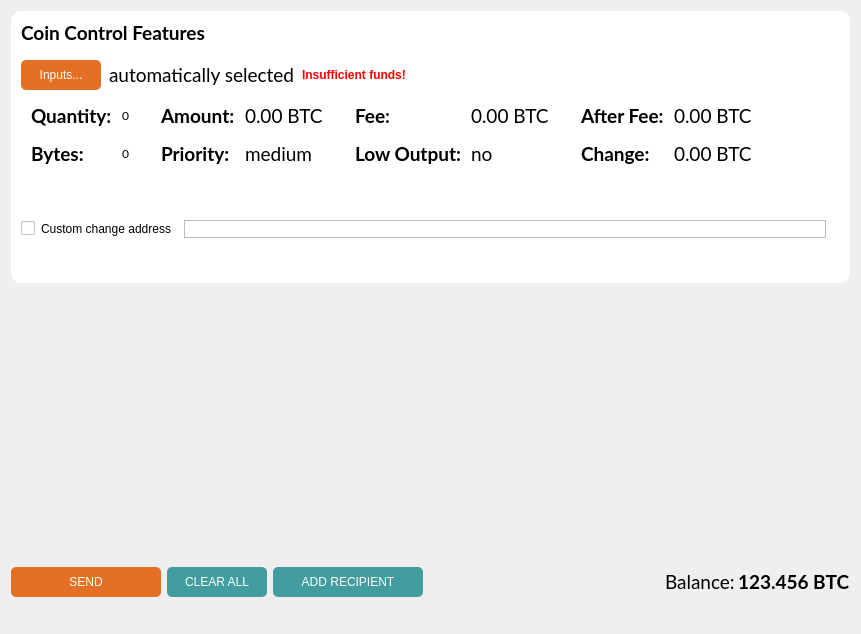
ZiftrCOIN/ziftrcoin, file src/qt/forms/sendcoinsdialog.ui: the form before one commit.
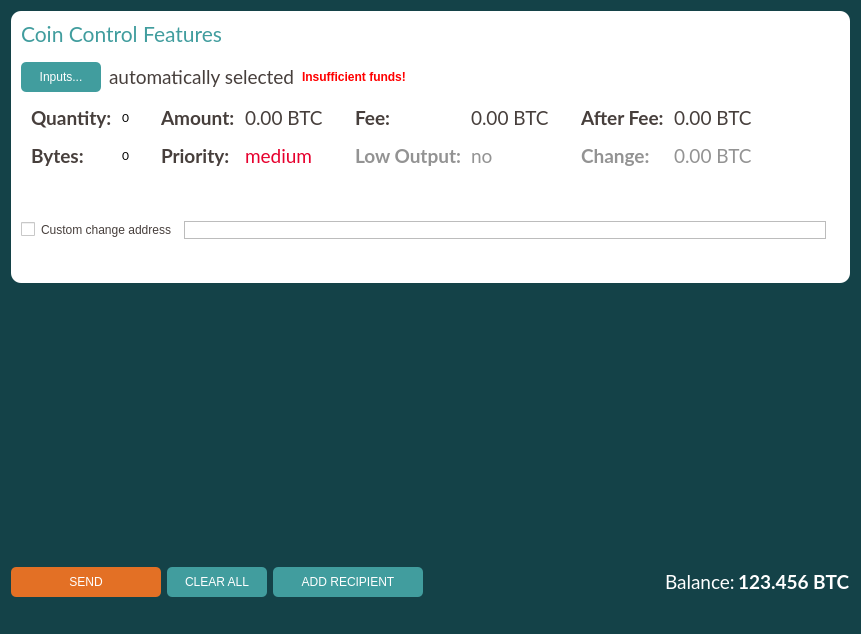
The form after the commit. Icons and pictures are not drawn. Custom widgets are drawn as their Qt base class.

Commit message: Got background color to work.

```diff
--- a/src/qt/forms/sendcoinsdialog.ui
+++ b/src/qt/forms/sendcoinsdialog.ui
@@ -14,10 +14,10 @@
    <string>Send Coins</string>
   </property>
   <property name="autoFillBackground">
-   <bool>true</bool>
+   <bool>false</bool>
   </property>
   <property name="styleSheet">
-   <string notr="true"/>
+   <string notr="true">background: #144248;</string>
   </property>
   <layout class="QVBoxLayout" name="verticalLayout_3">
    <item>
@@ -86,13 +86,13 @@
             <property name="font">
              <font>
               <family>Lato</family>
-              <pointsize>14</pointsize>
-              <weight>75</weight>
-              <bold>true</bold>
+              <pointsize>16</pointsize>
+              <weight>50</weight>
+              <bold>false</bold>
              </font>
             </property>
             <property name="styleSheet">
-             <string notr="true">font-weight:bold;</string>
+             <string notr="true">color: #419d9e;</string>
             </property>
             <property name="text">
              <string>Coin Control Features</string>
@@ -112,7 +112,7 @@
           <item>
            <widget class="QPushButton" name="pushButtonCoinControl">
             <property name="styleSheet">
-             <string notr="true">background-color: #e37025;
+             <string notr="true">background-color: #419d9e;
 color: #fff;
 height: 30px;
 width: 80px;
@@ -131,6 +131,9 @@
               <pointsize>14</pointsize>
              </font>
             </property>
+            <property name="styleSheet">
+             <string>color: #473f3c;</string>
+            </property>
             <property name="text">
              <string>automatically selected</string>
             </property>
@@ -241,6 +244,9 @@
                    <bold>true</bold>
                   </font>
                  </property>
+                 <property name="styleSheet">
+                  <string>color: #473f3c;</string>
+                 </property>
                  <property name="text">
                   <string>Quantity:</string>
                  </property>
@@ -283,6 +289,9 @@
                    <bold>true</bold>
                   </font>
                  </property>
+                 <property name="styleSheet">
+                  <string>color: #473f3c;</string>
+                 </property>
                  <property name="text">
                   <string>Bytes:</string>
                  </property>
@@ -338,6 +347,9 @@
                    <bold>true</bold>
                   </font>
                  </property>
+                 <property name="styleSheet">
+                  <string>color: #473f3c;</string>
+                 </property>
                  <property name="text">
                   <string>Amount:</string>
                  </property>
@@ -360,6 +372,9 @@
                  <property name="contextMenuPolicy">
                   <enum>Qt::ActionsContextMenu</enum>
                  </property>
+                 <property name="styleSheet">
+                  <string>color: #473f3c;</string>
+                 </property>
                  <property name="text">
                   <string notr="true">0.00 BTC</string>
                  </property>
@@ -378,6 +393,9 @@
                    <bold>true</bold>
                   </font>
                  </property>
+                 <property name="styleSheet">
+                  <string>color: #473f3c;</string>
+                 </property>
                  <property name="text">
                   <string>Priority:</string>
                  </property>
@@ -397,6 +415,9 @@
                  <property name="contextMenuPolicy">
                   <enum>Qt::ActionsContextMenu</enum>
                  </property>
+                 <property name="styleSheet">
+                  <string notr="true">color: #e6002d;</string>
+                 </property>
                  <property name="text">
                   <string notr="true">medium</string>
                  </property>
@@ -434,6 +455,9 @@
                    <bold>true</bold>
                   </font>
                  </property>
+                 <property name="styleSheet">
+                  <string>color: #473f3c;</string>
+                 </property>
                  <property name="text">
                   <string>Fee:</string>
                  </property>
@@ -456,6 +480,9 @@
                  <property name="contextMenuPolicy">
                   <enum>Qt::ActionsContextMenu</enum>
                  </property>
+                 <property name="styleSheet">
+                  <string>color: #473f3c;</string>
+                 </property>
                  <property name="text">
                   <string notr="true">0.00 BTC</string>
                  </property>
@@ -474,6 +501,9 @@
                    <bold>true</bold>
                   </font>
                  </property>
+                 <property name="styleSheet">
+                  <string notr="true">color: #939393</string>
+                 </property>
                  <property name="text">
                   <string>Low Output:</string>
                  </property>
@@ -493,6 +523,9 @@
                  <property name="contextMenuPolicy">
                   <enum>Qt::ActionsContextMenu</enum>
                  </property>
+                 <property name="styleSheet">
+                  <string notr="true">color: #939393</string>
+                 </property>
                  <property name="text">
                   <string notr="true">no</string>
                  </property>
@@ -530,6 +563,9 @@
                    <bold>true</bold>
                   </font>
                  </property>
+                 <property name="styleSheet">
+                  <string>color: #473f3c;</string>
+                 </property>
                  <property name="text">
                   <string>After Fee:</string>
                  </property>
@@ -552,6 +588,9 @@
                  <property name="contextMenuPolicy">
                   <enum>Qt::ActionsContextMenu</enum>
                  </property>
+                 <property name="styleSheet">
+                  <string>color: #473f3c;</string>
+                 </property>
                  <property name="text">
                   <string notr="true">0.00 BTC</string>
                  </property>
@@ -570,6 +609,9 @@
                    <bold>true</bold>
                   </font>
                  </property>
+                 <property name="styleSheet">
+                  <string notr="true">color: #939393</string>
+                 </property>
                  <property name="text">
                   <string>Change:</string>
                  </property>
@@ -589,6 +631,9 @@
                  <property name="contextMenuPolicy">
                   <enum>Qt::ActionsContextMenu</enum>
                  </property>
+                 <property name="styleSheet">
+                  <string notr="true">color: #939393</string>
+                 </property>
                  <property name="text">
                   <string notr="true">0.00 BTC</string>
                  </property>
@@ -623,6 +668,9 @@
             <property name="toolTip">
              <string>If this is activated, but the change address is empty or invalid, change will be sent to a newly generated address.</string>
             </property>
+            <property name="styleSheet">
+             <string notr="true">color: #473f3c;</string>
+            </property>
             <property name="text">
              <string>Custom change address</string>
             </property>
@@ -843,7 +891,7 @@
           </font>
          </property>
          <property name="styleSheet">
-          <string notr="true">color: #000;</string>
+          <string notr="true">color: #fff;</string>
          </property>
          <property name="text">
           <string>Balance:</string>
@@ -870,7 +918,7 @@
           <cursorShape>IBeamCursor</cursorShape>
          </property>
          <property name="styleSheet">
-          <string notr="true">color: #000;</string>
+          <string notr="true">color: #fff;</string>
          </property>
          <property name="text">
           <string notr="true">123.456 BTC</string>
```
The commit also changes 5 other files.
